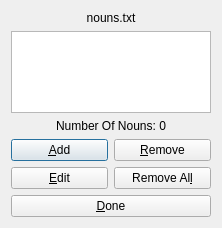
First picture: the form in editnounsdialog.ui, repository lawand/gngt, before the edit.
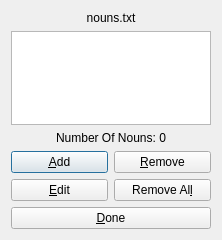
Second picture: the form after the edit.

Diff of the .ui file:
```diff
--- a/editnounsdialog.ui
+++ b/editnounsdialog.ui
@@ -7,7 +7,7 @@
     <x>0</x>
     <y>0</y>
     <width>222</width>
-    <height>228</height>
+    <height>240</height>
    </rect>
   </property>
   <property name="windowTitle">
```
Left out of the diff: 4 changed lines with no effect on the pictures.
